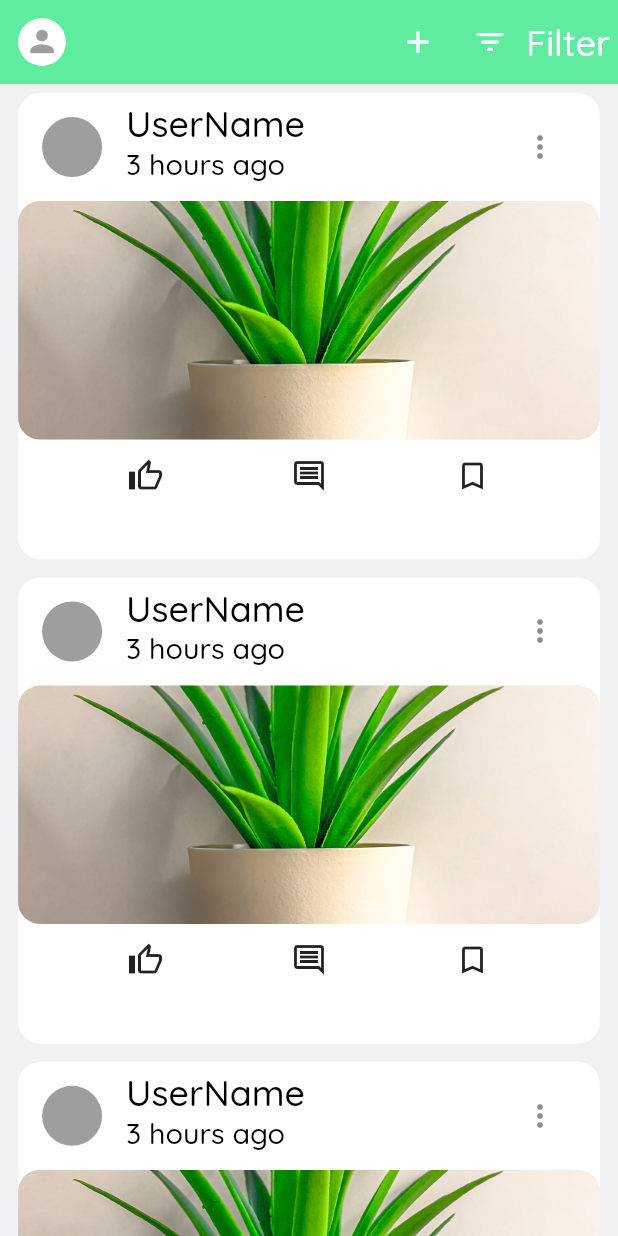
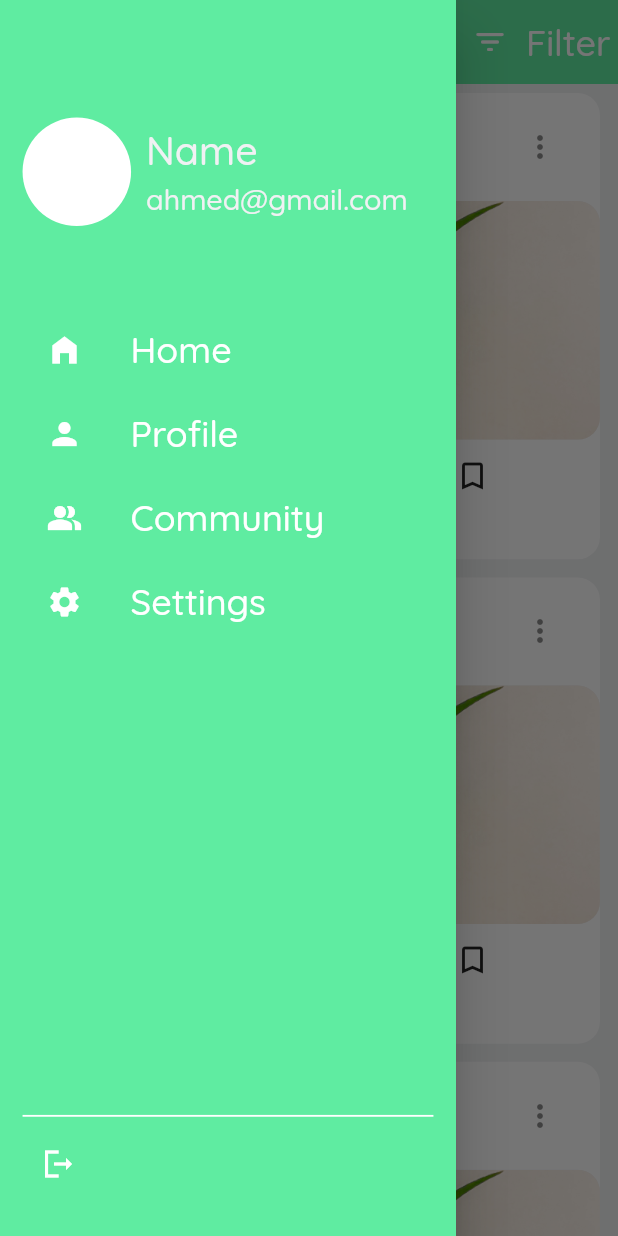
Before and after one commit to AhmedWarlock/shatla, a Flutter app: the PostsScreen screen opened by its route, with the side drawer open (before the commit the screen has no drawer), on a phone screen of 412 x 824 dp. Run offline on Flutter 3.47's test engine with Material 2 defaults, Android fonts, the phone set to English and light mode, and no system bars; our stand-ins replace cloud_firestore, firebase_auth, firebase_core, firebase_storage, get, image_picker and 1 more; accounts and stored records are empty.

Commit message:
navigation drawer

```diff
--- a/lib/main.dart
+++ b/lib/main.dart
@@ -27,7 +27,7 @@ class MyApp extends StatelessWidget {
         inputDecorationTheme: MyInputTheme().theme(),
         fontFamily: 'Quicksandmed',
       ),
-      initialRoute: AppRouter.getSplash(),
+      initialRoute: AppRouter.getHome(),
       getPages: AppRouter.routes,
     );
   }
--- a/lib/routes/app_router.dart
+++ b/lib/routes/app_router.dart
@@ -1,11 +1,12 @@
 import 'package:get/get.dart';
+import 'package:shatla/screens/account/account_screen.dart';
 import 'package:shatla/screens/add_product_screen.dart';
 import 'package:shatla/screens/community_pages/add_post_screen.dart';
 import 'package:shatla/screens/cart/cart_screen.dart';
 import 'package:shatla/screens/community_pages/community_posts_screen.dart';
 import 'package:shatla/screens/community_pages/view_comment_screen.dart';
+import 'package:shatla/screens/home/home_screen.dart';
 import 'package:shatla/screens/information_screen.dart';
-import 'package:shatla/screens/main_screen.dart';
 import 'package:shatla/screens/onboarding_screen.dart';
 import 'package:shatla/screens/product_screen.dart';
 import 'package:shatla/screens/registeration_pages/add_profile_pic.dart';
@@ -18,7 +19,7 @@ class AppRouter {
   static const String onboarding = '/onboarding';
   static const String login = '/login';
   static const String signup = '/signup';
-  static const String main = '/main';
+  static const String home = '/main';
   static const String cart = '/cart';
   static const String product = '/product';
   static const String info = '/info';
@@ -28,12 +29,13 @@ class AppRouter {
   static const String addProduct = '/add_product';
   static const String splash = '/splash';
   static const String proPic = '/picture';
+  static const String account = '/account';
 
 //methods returns routes names
   static String getOnboarding() => onboarding;
   static String getLogin() => login;
   static String getSignup() => signup;
-  static String getMain() => main;
+  static String getHome() => home;
   static String getCart() => cart;
   static String getProdcut() => product;
   static String getInfo() => info;
@@ -43,13 +45,14 @@ class AppRouter {
   static String getAddProduct() => addProduct;
   static String getSplash() => splash;
   static String getProPic() => proPic;
+  static String getAccount() => account;
 
 //list of GetPages one for each route
   static List<GetPage> routes = [
     GetPage(name: onboarding, page: () => const OnboardingScreen()),
     GetPage(name: login, page: () => const LoginScreen()),
-    GetPage(name: signup, page: () => SignupScreen()),
-    GetPage(name: main, page: () => const MainPage()),
+    GetPage(name: signup, page: () => const SignupScreen()),
+    GetPage(name: home, page: () => const HomeScreen()),
     GetPage(name: cart, page: () => const CartScreen()),
     GetPage(name: product, page: () => const ProductScreen()),
     GetPage(name: info, page: () => const InformationScreen()),
@@ -58,6 +61,7 @@ class AppRouter {
     GetPage(name: addPost, page: () => const AddPostScreen()),
     GetPage(name: addProduct, page: () => const AddProductScreen()),
     GetPage(name: splash, page: () => const SplashScreen()),
+    GetPage(name: account, page: () => const AccountScreen()),
     GetPage(name: proPic, page: () => const AddProfilePicture()),
   ];
 }
--- a/lib/screens/community_pages/community_posts_screen.dart
+++ b/lib/screens/community_pages/community_posts_screen.dart
@@ -3,6 +3,7 @@ import 'package:get/get.dart';
 import 'package:shatla/utils/colors.dart';
 import 'package:shatla/utils/dimensions.dart';
 import 'package:shatla/widgets/app_text.dart';
+import 'package:shatla/widgets/nav_drawer.dart';
 
 class PostsScreen extends StatelessWidget {
   const PostsScreen({Key? key}) : super(key: key);
@@ -39,17 +40,9 @@ class PostsScreen extends StatelessWidget {
   @override
   Widget build(BuildContext context) {
     return Scaffold(
+      drawer: const NavigationDrawerWidget(),
       backgroundColor: AppColors.greyColor,
       appBar: AppBar(
-        leading: Container(
-          padding: EdgeInsets.all(Dimensions.height10),
-          child: CircleAvatar(
-            radius: 30,
-            backgroundColor: Colors.white,
-            child: Icon(Icons.person,
-                size: Dimensions.isconSize24, color: Colors.grey),
-          ),
-        ),
         actions: [
           Container(
             padding: EdgeInsets.symmetric(horizontal: Dimensions.width5),
--- a/lib/screens/registeration_pages/add_profile_pic.dart
+++ b/lib/screens/registeration_pages/add_profile_pic.dart
@@ -8,6 +8,7 @@ import 'package:shatla/widgets/app_text.dart';
 import 'package:get/get.dart';
 
 import '../../utils/dimensions.dart';
+import '../../widgets/show_loading.dart';
 
 class AddProfilePicture extends StatefulWidget {
   const AddProfilePicture({Key? key}) : super(key: key);
--- a/lib/screens/registeration_pages/login_screen.dart
+++ b/lib/screens/registeration_pages/login_screen.dart
@@ -5,6 +5,7 @@ import 'package:shatla/utils/colors.dart';
 import 'package:shatla/utils/dimensions.dart';
 import 'package:get/get.dart';
 import 'package:shatla/widgets/app_text.dart';
+import 'package:shatla/widgets/show_loading.dart';
 
 class LoginScreen extends StatefulWidget {
   const LoginScreen({Key? key}) : super(key: key);
@@ -23,6 +24,7 @@ class _LoginScreenState extends State<LoginScreen> {
   //On button press function
   void _submit() async {
     if (_formKey.currentState!.validate()) {
+      showLoading();
       _authController.signIn();
     }
   }
--- a/lib/screens/registeration_pages/signup_screen.dart
+++ b/lib/screens/registeration_pages/signup_screen.dart
@@ -7,6 +7,7 @@ import 'package:shatla/utils/dimensions.dart';
 import 'package:shatla/widgets/app_text.dart';
 
 import '../../controllers/auth_controller.dart';
+import '../../widgets/show_loading.dart';
 
 class SignupScreen extends StatefulWidget {
   const SignupScreen({Key? key}) : super(key: key);
@@ -25,6 +26,8 @@ class _SignupScreenState extends State<SignupScreen> {
 
   void _submit() async {
     if (_formKey.currentState!.validate()) {
+      showLoading();
+
       _authController.signUp();
     }
   }
--- a/lib/widgets/account_container.dart
+++ b/lib/widgets/account_container.dart
@@ -35,6 +35,7 @@ class AccountContainer extends StatelessWidget {
       child: Row(
         children: [
           AppIcon(
+            onPressed: () {},
             icon: icon,
           ),
           SizedBox(
--- /dev/null
+++ b/lib/widgets/nav_drawer.dart
@@ -0,0 +1,103 @@
+import 'package:flutter/material.dart';
+import 'package:shatla/controllers/auth_controller.dart';
+import 'package:shatla/utils/colors.dart';
+import 'package:shatla/utils/dimensions.dart';
+import 'package:shatla/widgets/app_text.dart';
+import 'package:get/get.dart';
+
+class NavigationDrawerWidget extends StatelessWidget {
+  const NavigationDrawerWidget({Key? key}) : super(key: key);
+
+  @override
+  Widget build(BuildContext context) {
+    return Drawer(
+      child: Material(
+        color: AppColors.lightGreen,
+        child: Padding(
+          padding: EdgeInsets.symmetric(
+              horizontal: Dimensions.width15, vertical: Dimensions.height20),
+          child: Column(
+            crossAxisAlignment: CrossAxisAlignment.start,
+            children: [
+              _buildHeader(),
+              _buildDrawerItem(
+                  icon: Icons.home_filled,
+                  name: 'Home',
+                  onTap: () => Get.offNamed('/main')),
+              _buildDrawerItem(
+                  icon: Icons.person,
+                  name: 'Profile',
+                  onTap: () => Get.offNamed('/account')),
+              _buildDrawerItem(
+                  icon: Icons.people_alt_sharp,
+                  name: 'Community',
+                  onTap: () => Get.offNamed('/posts')),
+              _buildDrawerItem(
+                  icon: Icons.settings, name: 'Settings', onTap: () {}),
+              const Spacer(),
+              Divider(
+                color: Colors.white,
+                thickness: Dimensions.height5 * 0.2,
+              ),
+              IconButton(
+                  onPressed: () async {
+                    await Get.find<AuthController>().signOut();
+                  },
+                  icon: const Icon(
+                    Icons.logout_sharp,
+                    color: Colors.white,
+                  ))
+            ],
+          ),
+        ),
+      ),
+    );
+  }
+}
+
+Widget _buildDrawerItem(
+    {required IconData icon,
+    required String name,
+    required VoidCallback onTap}) {
+  return ListTile(
+    leading: Icon(
+      icon,
+      color: Colors.white,
+    ),
+    title: AppMediumText(
+      text: name,
+      color: Colors.white,
+    ),
+    onTap: onTap,
+  );
+}
+
+Widget _buildHeader() => InkWell(
+      onTap: () => Get.offNamed('account'),
+      child: Container(
+        padding: EdgeInsets.symmetric(vertical: Dimensions.height45),
+        child: Row(
+          children: [
+            CircleAvatar(
+              radius: Dimensions.height30,
+              backgroundColor: Colors.white,
+            ),
+            SizedBox(width: Dimensions.width10),
+            Column(
+              crossAxisAlignment: CrossAxisAlignment.start,
+              children: const [
+                AppLargeText(
+                  text: 'Name',
+                  color: AppColors.greyColor,
+                ),
+                SizedBox(height: 4),
+                AppRegText(
+                  text: 'ahmed@gmail.com',
+                  color: AppColors.greyColor,
+                ),
+              ],
+            ),
+          ],
+        ),
+      ),
+    );
```
Also changed, not shown: lib/data/models/user_model.dart (+9 -9 lines), lib/repositories/firebase_repo.dart (+21 -12 lines), lib/screens/account/account_screen.dart (+14 -0 lines), lib/screens/home/home_screen.dart (+10 -5 lines), lib/screens/information_screen.dart (+7 -2 lines), lib/screens/main_screen.dart (deleted, +0 -54 lines), lib/screens/product_screen.dart (+10 -8 lines), lib/widgets/app_icon.dart (+8 -3 lines), lib/widgets/show_loading.dart (added, +39 -0 lines).
